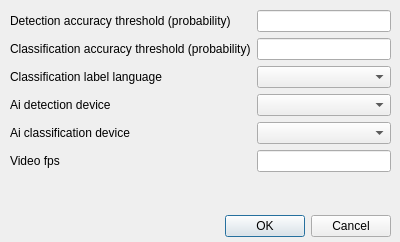
Qt form wadas/ui/qt/configure_ai_model.ui (stefanodellosa-personal/WADAS) before a commit.
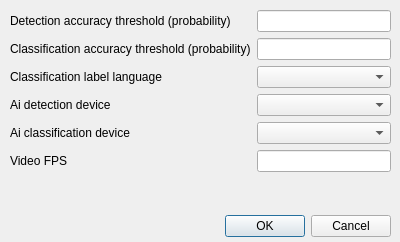
The same form after that commit.

Commit message: Capitalize "FPS" in the video label for consistency

The edit to the form file:
```diff
--- a/wadas/ui/qt/configure_ai_model.ui
+++ b/wadas/ui/qt/configure_ai_model.ui
@@ -113,7 +113,7 @@
     <item row="5" column="0">
      <widget class="QLabel" name="label_4">
       <property name="text">
-       <string>Video fps</string>
+       <string>Video FPS</string>
       </property>
      </widget>
     </item>
```
